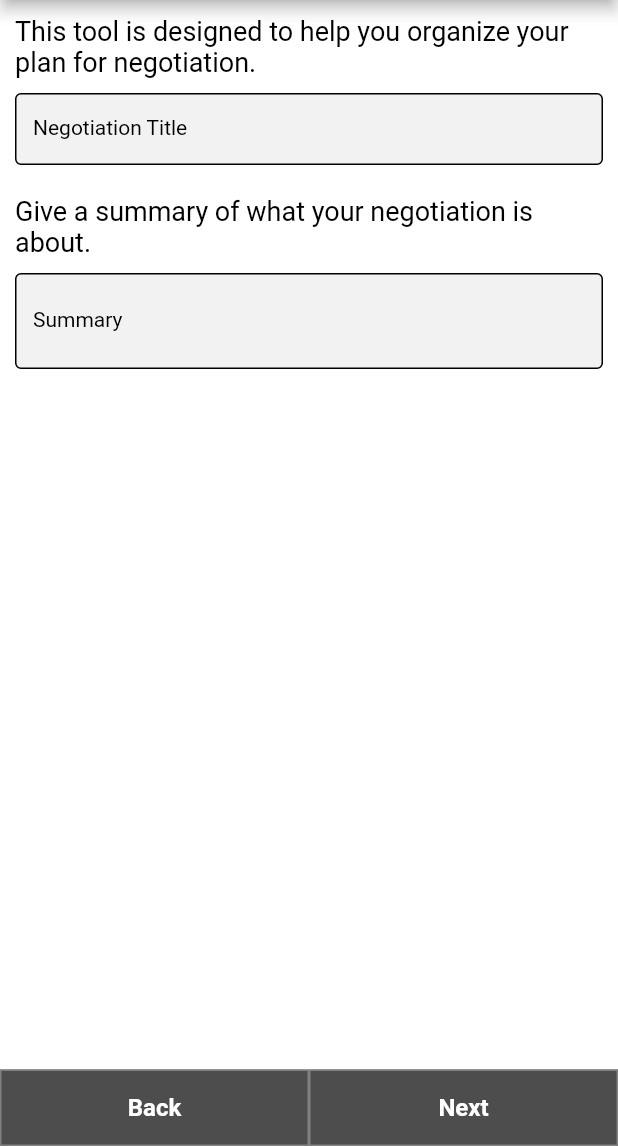
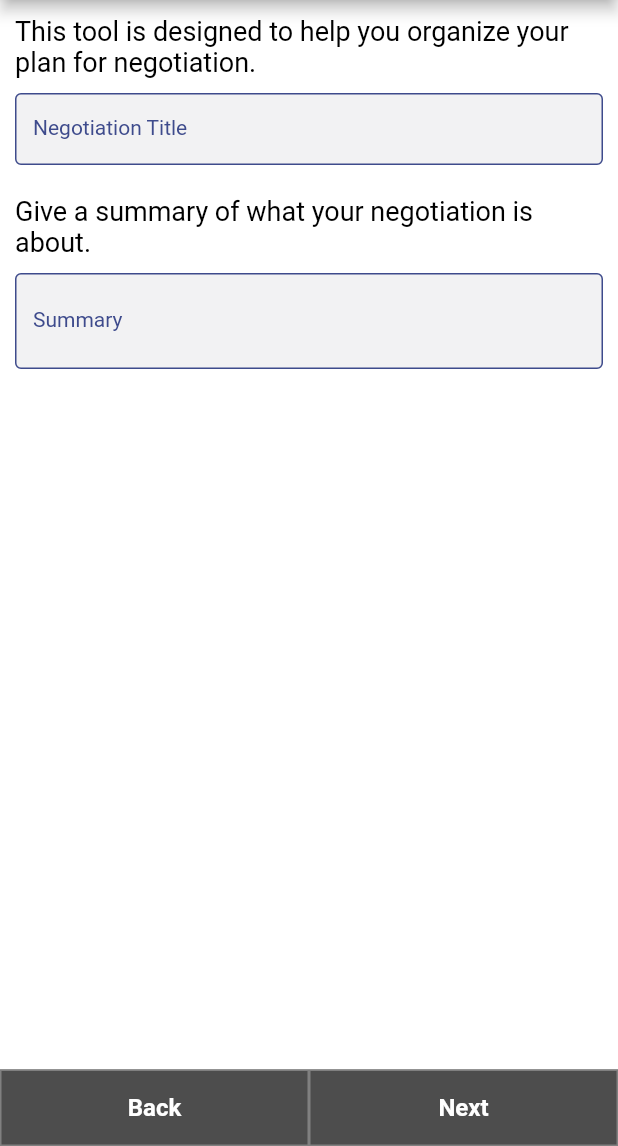
Before and after one commit to Spaghetti-Code-Inc/Negotiation-Planner, a Flutter app: the StartNewNegotiation screen opened directly, on a phone screen of 412 x 824 dp, the part 90-1236 px from its top. Run offline on Flutter 3.47's test engine with Material 2 defaults, Android fonts, the phone set to English and light mode, and no system bars; our stand-ins replace cloud_firestore, email_validator, firebase_auth, firebase_core; missing offline and left inert: dart:ffi; accounts and stored records are empty.

Commit message:
updated input fields in WeightIssues.dart, changed color, as well as sending to next text field

```diff
--- a/lib/StartNewNegotiation.dart
+++ b/lib/StartNewNegotiation.dart
@@ -61,6 +61,7 @@ class _StartNewNegotiation extends State<StartNewNegotiation>{
               Padding(
                 padding: const EdgeInsets.all(10),
                 child: TextField(
+                  cursorColor: Color(0xff3e4b8c),
                   textInputAction: TextInputAction.next,
                   onChanged: (newVal) {
                     currentNegotiation.title = newVal;
@@ -79,24 +80,24 @@ class _StartNewNegotiation extends State<StartNewNegotiation>{
                     disabledBorder: OutlineInputBorder(
                       borderRadius: BorderRadius.circular(4.0),
                       borderSide:
-                      const BorderSide(color: Color(0xff000000), width: 1),
+                      const BorderSide(color: Color(0xff3e4b8c), width: 1),
                     ),
                     focusedBorder: OutlineInputBorder(
                       borderRadius: BorderRadius.circular(4.0),
                       borderSide:
-                      const BorderSide(color: Color(0xff000000), width: 1),
+                      const BorderSide(color: Color(0xff3e4b8c), width: 1),
                     ),
                     enabledBorder: OutlineInputBorder(
                       borderRadius: BorderRadius.circular(4.0),
                       borderSide:
-                      const BorderSide(color: Color(0xff000000), width: 1),
+                      const BorderSide(color: Color(0xff3e4b8c), width: 1),
                     ),
                     labelText: "Negotiation Title",
                     labelStyle: const TextStyle(
                       fontWeight: FontWeight.w400,
                       fontStyle: FontStyle.normal,
                       fontSize: 14,
-                      color: Color(0xff000000),
+                      color: Color(0xff3e4b8c),
                     ),
                     filled: true,
                     fillColor: const Color(0xfff2f2f3),
@@ -137,6 +138,7 @@ class _StartNewNegotiation extends State<StartNewNegotiation>{
                     ),
                     // SUMMARY text field
                     TextField(
+                      cursorColor: Color(0xff3e4b8c),
                       onChanged: (newVal) {
                         currentNegotiation.summary = newVal;
                       },
@@ -154,24 +156,24 @@ class _StartNewNegotiation extends State<StartNewNegotiation>{
                         disabledBorder: OutlineInputBorder(
                           borderRadius: BorderRadius.circular(4.0),
                           borderSide:
-                          const BorderSide(color: Color(0xff000000), width: 1),
+                          const BorderSide(color: Color(0xff3e4b8c), width: 1),
                         ),
                         focusedBorder: OutlineInputBorder(
                           borderRadius: BorderRadius.circular(4.0),
                           borderSide:
-                          const BorderSide(color: Color(0xff000000), width: 1),
+                          const BorderSide(color: Color(0xff3e4b8c), width: 1),
                         ),
                         enabledBorder: OutlineInputBorder(
                           borderRadius: BorderRadius.circular(4.0),
                           borderSide:
-                          const BorderSide(color: Color(0xff000000), width: 1),
+                          const BorderSide(color: Color(0xff3e4b8c), width: 1),
                         ),
                         labelText: "Summary",
                         labelStyle: const TextStyle(
                           fontWeight: FontWeight.w400,
                           fontStyle: FontStyle.normal,
                           fontSize: 14,
-                          color: Color(0xff000000),
+                          color: Color(0xff3e4b8c),
                         ),
                         filled: true,
                         fillColor: const Color(0xfff2f2f3),
```
Also changed, not shown: lib/WeightIssues.dart (+16 -2 lines).
